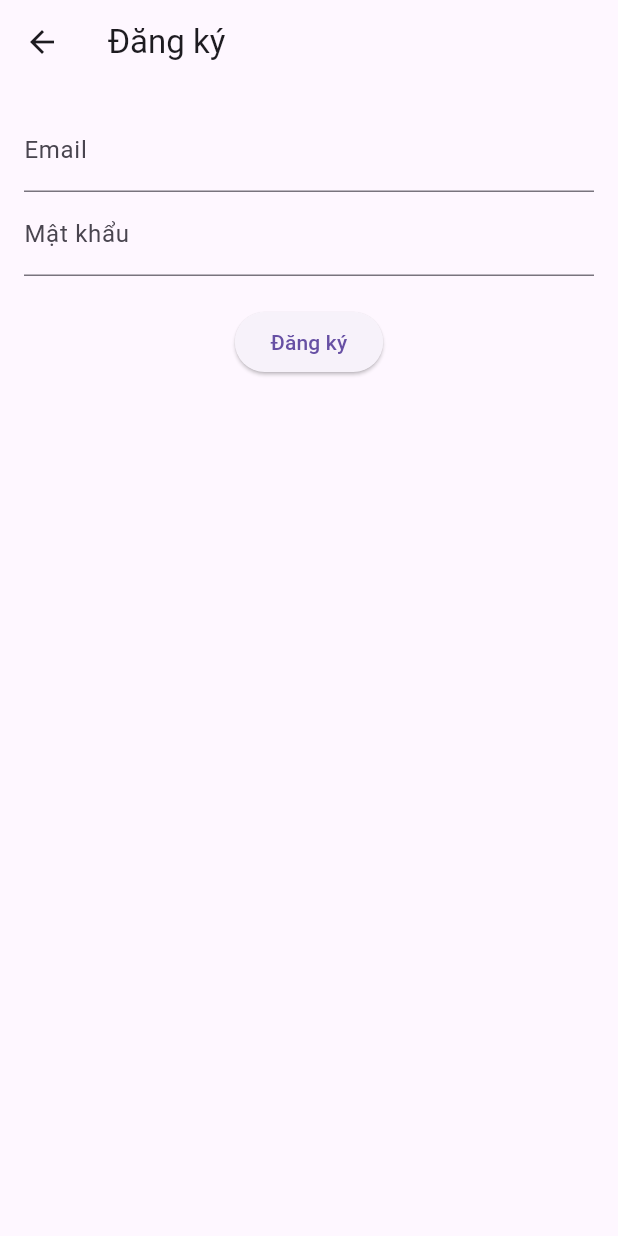
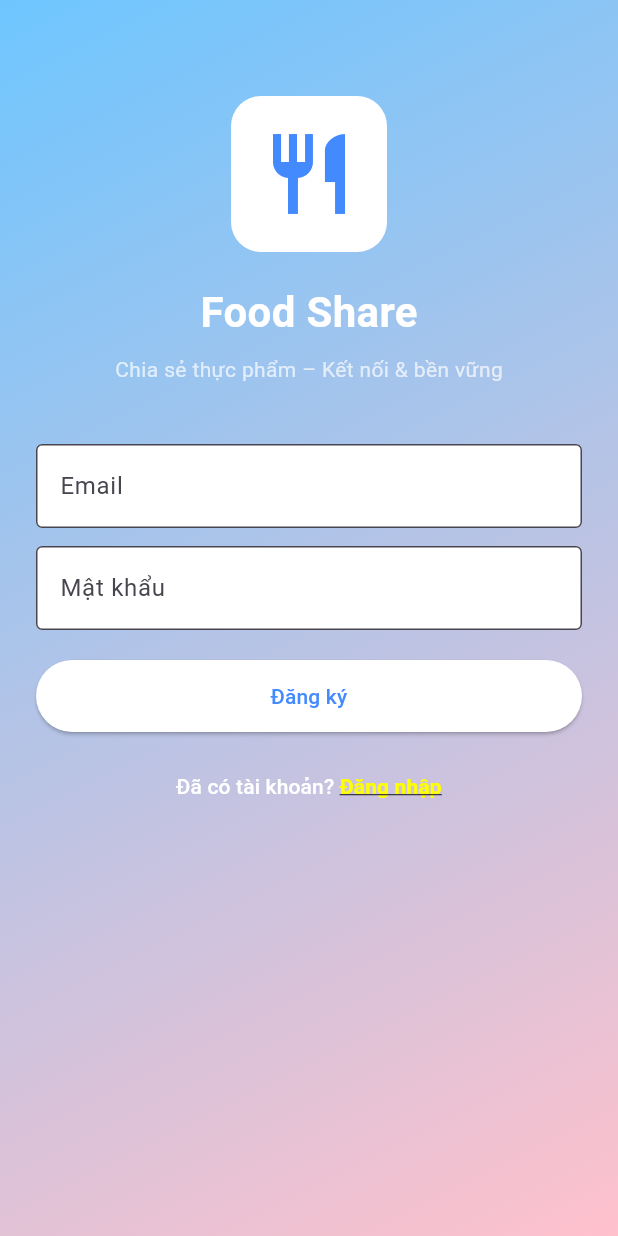
Before and after one commit to DanhBNg/Food-Share-App, a Flutter app: the screen it shows after launch, after a tap on an icon or button, on a phone screen of 412 x 824 dp. Run offline on Flutter 3.47's test engine with Material 3 defaults, Android fonts, the phone set to English and light mode, and no system bars; our stand-ins replace firebase_auth, firebase_core, google_sign_in; missing offline and left inert: flutter_facebook_auth; accounts and stored records are empty; network calls fail.

Commit message:
Upgrade UI Register and Login, Add login fb and gg
Đăng nhập bằng fb với gg đều vào được

```diff
--- a/lib/screens/login_screen.dart
+++ b/lib/screens/login_screen.dart
@@ -26,7 +26,6 @@ class _LoginScreenState extends State<LoginScreen> {
     );
 
     setState(() => isLoading = false);
-
     if (!mounted) return;
 
     if (user == null) {
@@ -36,6 +35,42 @@ class _LoginScreenState extends State<LoginScreen> {
         ),
       );
     } else {
+      Navigator.pushReplacement(
+        context,
+        MaterialPageRoute(builder: (_) => const HomeScreen()),
+      );
+    }
+  }
+
+  void loginWithGoogle() async {
+    final user = await _authService.loginWithGoogle();
+    if (!mounted) return;
+
+    if (user != null) {
+      final email = user.email ?? 'không xác định';
+
+      ScaffoldMessenger.of(context).showSnackBar(
+        SnackBar(content: Text('Đăng nhập bằng Google: $email')),
+      );
+
+      Navigator.pushReplacement(
+        context,
+        MaterialPageRoute(builder: (_) => const HomeScreen()),
+      );
+    }
+  }
+
+  void loginWithFacebook() async {
+    final user = await _authService.loginWithFacebook();
+    if (!mounted) return;
+
+    if (user != null) {
+      final email = user.email ?? 'không xác định';
+
+      ScaffoldMessenger.of(context).showSnackBar(
+        SnackBar(content: Text('Đăng nhập bằng Facebook: $email')),
+      );
+
       Navigator.pushReplacement(
         context,
         MaterialPageRoute(builder: (_) => const HomeScreen()),
@@ -60,7 +95,7 @@ class _LoginScreenState extends State<LoginScreen> {
         decoration: const BoxDecoration(
           gradient: LinearGradient(
             colors: [
-              Color(0xFF6EC6FF), // xanh nước biển
+              Color(0xFF6EC6FF), // xanh biển
               Color(0xFFFFC1CC), // hồng nhạt
             ],
             begin: Alignment.topLeft,
@@ -150,6 +185,30 @@ class _LoginScreenState extends State<LoginScreen> {
                   ),
                 ),
 
+                const SizedBox(height: 16),
+
+                // 🔹 Google + Facebook
+                Row(
+                  mainAxisAlignment: MainAxisAlignment.center,
+                  children: [
+                    IconButton(
+                      onPressed: loginWithGoogle,
+                      icon: Image.asset(
+                        'assets/google.png',
+                        height: 32,
+                      ),
+                    ),
+                    const SizedBox(width: 24),
+                    IconButton(
+                      onPressed: loginWithFacebook,
+                      icon: Image.asset(
+                        'assets/facebook.png',
+                        height: 32,
+                      ),
+                    ),
+                  ],
+                ),
+
                 const SizedBox(height: 12),
 
                 TextButton(
--- a/lib/screens/register_screen.dart
+++ b/lib/screens/register_screen.dart
@@ -13,14 +13,17 @@ class _RegisterScreenState extends State<RegisterScreen> {
   final passwordController = TextEditingController();
   final AuthService _authService = AuthService();
 
+  // Đăng ký
   void register() async {
     final user = await _authService.register(
       emailController.text.trim(),
       passwordController.text.trim(),
     );
 
+    if (!mounted) return;
+
     if (user != null) {
-      Navigator.pop(context);
+      Navigator.pop(context); // Quay lại màn hình đăng nhập
     } else {
       ScaffoldMessenger.of(context).showSnackBar(
         const SnackBar(content: Text('Đăng ký thất bại')),
@@ -29,28 +32,138 @@ class _RegisterScreenState extends State<RegisterScreen> {
   }
 
   @override
+  void dispose() {
+    emailController.dispose();
+    passwordController.dispose();
+    super.dispose();
+  }
+
+  @override
   Widget build(BuildContext context) {
     return Scaffold(
-      appBar: AppBar(title: const Text('Đăng ký')),
-      body: Padding(
-        padding: const EdgeInsets.all(16),
+      body: Container(
+        width: double.infinity,
+        height: double.infinity, // FULL màn hình
+        decoration: const BoxDecoration(
+          gradient: LinearGradient(
+            colors: [
+              Color(0xFF6EC6FF), // xanh nước biển
+              Color(0xFFFFC1CC), // hồng nhạt
+            ],
+            begin: Alignment.topLeft,
+            end: Alignment.bottomRight,
+          ),
+        ),
+        child: SafeArea(
+          child: SingleChildScrollView(
+            child: Padding(
+              padding: const EdgeInsets.all(24),
               child: Column(
+                mainAxisAlignment: MainAxisAlignment.center,
                 children: [
+                  const SizedBox(height: 40),
+
+                  // LOGO
+                  Container(
+                    padding: const EdgeInsets.all(20),
+                    decoration: BoxDecoration(
+                      color: Colors.white,
+                      borderRadius: BorderRadius.circular(20),
+                    ),
+                    child: const Icon(
+                      Icons.restaurant,
+                      size: 64,
+                      color: Colors.blueAccent,
+                    ),
+                  ),
+
+                  const SizedBox(height: 20),
+
+                  const Text(
+                    'Food Share',
+                    style: TextStyle(
+                      fontSize: 28,
+                      fontWeight: FontWeight.bold,
+                      color: Colors.white,
+                    ),
+                  ),
+
+                  const SizedBox(height: 8),
+
+                  const Text(
+                    'Chia sẻ thực phẩm – Kết nối & bền vững',
+                    style: TextStyle(
+                      color: Colors.white70,
+                      fontSize: 14,
+                    ),
+                  ),
+
+                  const SizedBox(height: 40),
+
                   TextField(
                     controller: emailController,
-              decoration: const InputDecoration(labelText: 'Email'),
+                    decoration: const InputDecoration(
+                      filled: true,
+                      fillColor: Colors.white,
+                      labelText: 'Email',
+                      border: OutlineInputBorder(),
                     ),
+                  ),
+
+                  const SizedBox(height: 12),
+
                   TextField(
                     controller: passwordController,
-              decoration: const InputDecoration(labelText: 'Mật khẩu'),
+                    decoration: const InputDecoration(
+                      filled: true,
+                      fillColor: Colors.white,
+                      labelText: 'Mật khẩu',
+                      border: OutlineInputBorder(),
+                    ),
                     obscureText: true,
                   ),
+
                   const SizedBox(height: 20),
-            ElevatedButton(
+
+                  SizedBox(
+                    width: double.infinity,
+                    height: 48,
+                    child: ElevatedButton(
                       onPressed: register,
+                      style: ElevatedButton.styleFrom(
+                        backgroundColor: Colors.white,
+                        foregroundColor: Colors.blueAccent,
+                      ),
                       child: const Text('Đăng ký'),
                     ),
+                  ),
+
+                  const SizedBox(height: 12),
+
+                  // 👉 Giữ note người trước + làm nổi bật Đăng nhập
+                  TextButton(
+                    onPressed: () => Navigator.pop(context),
+                    child: const Text.rich(
+                      TextSpan(
+                        text: 'Đã có tài khoản? ',
+                        style: TextStyle(color: Colors.white),
+                        children: [
+                          TextSpan(
+                            text: 'Đăng nhập',
+                            style: TextStyle(
+                              color: Colors.yellowAccent,
+                              fontWeight: FontWeight.bold,
+                              decoration: TextDecoration.underline,
+                            ),
+                          ),
                         ],
+                      ),
+                    ),
+                  ),
+                ],
+              ),
+            ),
+          ),
         ),
       ),
     );
--- a/pubspec.yaml
+++ b/pubspec.yaml
@@ -33,6 +33,8 @@ dependencies:
   firebase_core: ^2.27.0
   firebase_auth: ^4.17.0
   cupertino_icons: ^1.0.8
+  google_sign_in: ^6.2.1
+  flutter_facebook_auth: ^6.0.4
 
 dev_dependencies:
   flutter_test:
@@ -50,7 +52,9 @@ dev_dependencies:
 
 # The following section is specific to Flutter packages.
 flutter:
-
+  assets:
+    - assets/google.png
+    - assets/facebook.png
   # The following line ensures that the Material Icons font is
   # included with your application, so that you can use the icons in
   # the material Icons class.
```
Also changed, not shown: lib/services/auth_service.dart (+42 -0 lines), assets/facebook.png (added), assets/google.png (added), pubspec.lock, 4 other files. Lines whose indentation alone changed are shown as unchanged.
